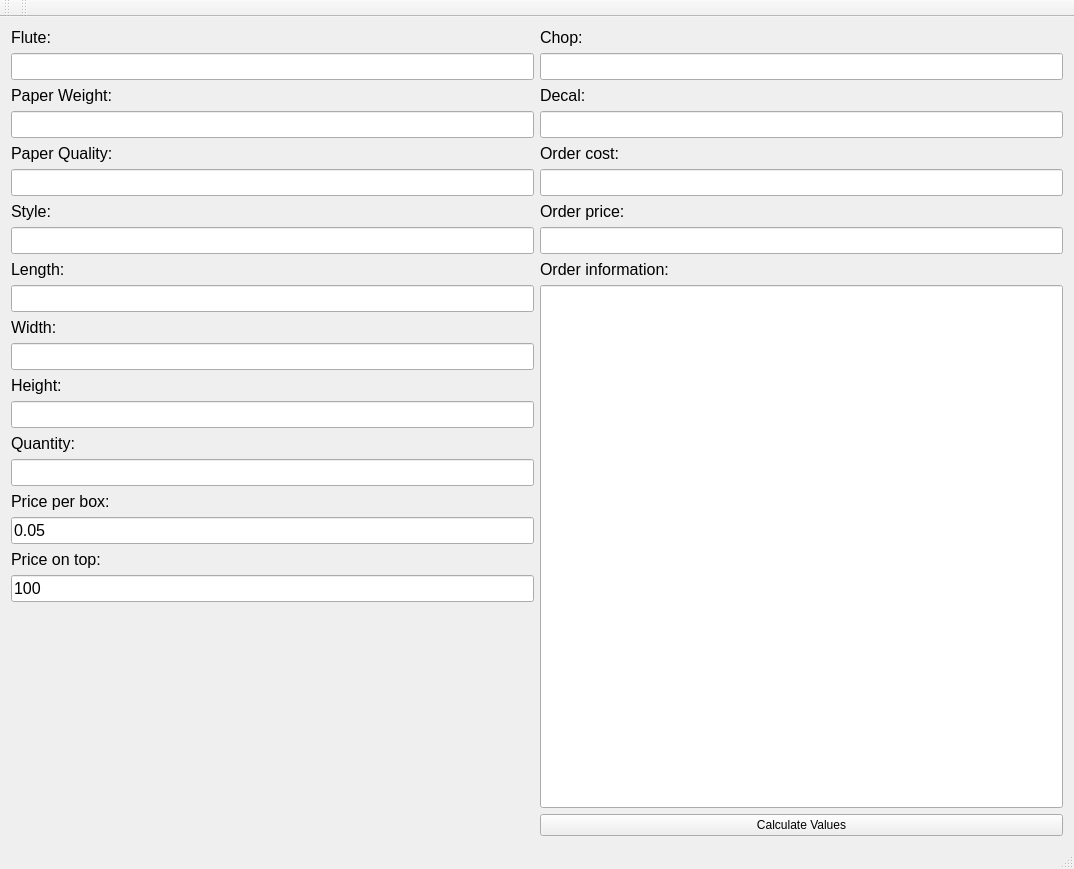
First picture: the form in QTFiles/FormFiles/BPViewer.ui, repository tommygod3/BoxPricer, before the edit.
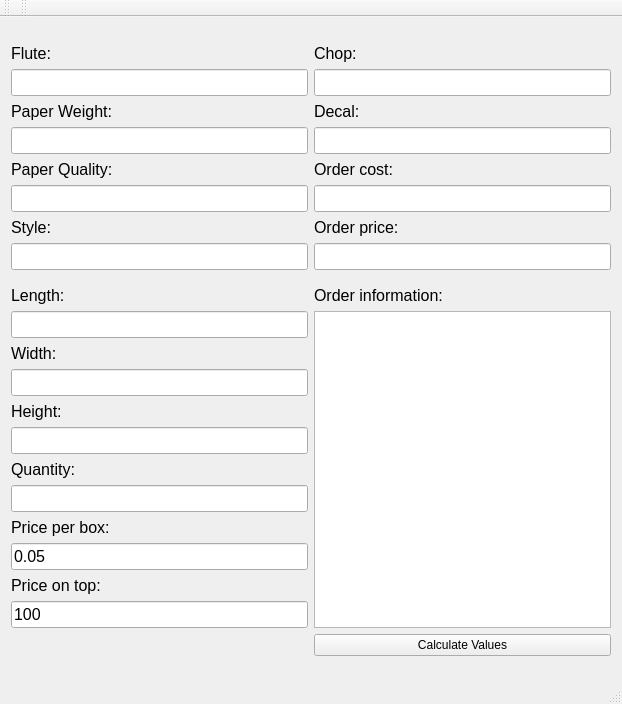
Second picture: the form after the edit.

```diff
--- a/QTFiles/FormFiles/BPViewer.ui
+++ b/QTFiles/FormFiles/BPViewer.ui
@@ -6,8 +6,8 @@
    <rect>
     <x>0</x>
     <y>0</y>
-    <width>1074</width>
-    <height>869</height>
+    <width>622</width>
+    <height>704</height>
    </rect>
   </property>
   <property name="windowTitle">
@@ -15,9 +15,15 @@
   </property>
   <widget class="QWidget" name="centralWidget">
    <layout class="QVBoxLayout" name="verticalLayout">
+    <property name="spacing">
+     <number>0</number>
+    </property>
     <property name="sizeConstraint">
      <enum>QLayout::SetDefaultConstraint</enum>
     </property>
+    <property name="bottomMargin">
+     <number>9</number>
+    </property>
     <item>
      <layout class="QGridLayout" name="gridLayout">
       <property name="sizeConstraint">
@@ -314,28 +320,13 @@
      </layout>
     </item>
     <item>
-     <layout class="QGridLayout" name="gridLayout_2" rowstretch="0,0,0,0,0,0,0,0,0,0,0,0,0,0,0,0,0,0,0,0">
+     <layout class="QGridLayout" name="gridLayout_2" rowstretch="0,0,0,0,0,0,0,0,0,0,0,0,0">
       <property name="sizeConstraint">
        <enum>QLayout::SetMinimumSize</enum>
       </property>
       <property name="verticalSpacing">
        <number>6</number>
       </property>
-      <item row="1" column="0">
-       <widget class="QLineEdit" name="lineEditLength">
-        <property name="sizePolicy">
-         <sizepolicy hsizetype="Minimum" vsizetype="Fixed">
-          <horstretch>0</horstretch>
-          <verstretch>0</verstretch>
-         </sizepolicy>
-        </property>
-        <property name="font">
-         <font>
-          <pointsize>12</pointsize>
-         </font>
-        </property>
-       </widget>
-      </item>
       <item row="2" column="0">
        <widget class="QLabel" name="labelWidth">
         <property name="sizePolicy">
@@ -354,6 +345,108 @@
         </property>
        </widget>
       </item>
+      <item row="8" column="0">
+       <widget class="QLabel" name="labelPPB">
+        <property name="sizePolicy">
+         <sizepolicy hsizetype="Minimum" vsizetype="Fixed">
+          <horstretch>0</horstretch>
+          <verstretch>0</verstretch>
+         </sizepolicy>
+        </property>
+        <property name="font">
+         <font>
+          <pointsize>12</pointsize>
+         </font>
+        </property>
+        <property name="text">
+         <string>Price per box:</string>
+        </property>
+       </widget>
+      </item>
+      <item row="9" column="0">
+       <widget class="QLineEdit" name="lineEditPPB">
+        <property name="sizePolicy">
+         <sizepolicy hsizetype="Minimum" vsizetype="Fixed">
+          <horstretch>0</horstretch>
+          <verstretch>0</verstretch>
+         </sizepolicy>
+        </property>
+        <property name="font">
+         <font>
+          <pointsize>12</pointsize>
+         </font>
+        </property>
+        <property name="text">
+         <string>0.05</string>
+        </property>
+       </widget>
+      </item>
+      <item row="11" column="0">
+       <widget class="QLineEdit" name="lineEditPOT">
+        <property name="sizePolicy">
+         <sizepolicy hsizetype="Minimum" vsizetype="Fixed">
+          <horstretch>0</horstretch>
+          <verstretch>0</verstretch>
+         </sizepolicy>
+        </property>
+        <property name="font">
+         <font>
+          <pointsize>12</pointsize>
+         </font>
+        </property>
+        <property name="text">
+         <string>100</string>
+        </property>
+       </widget>
+      </item>
+      <item row="1" column="0">
+       <widget class="QLineEdit" name="lineEditLength">
+        <property name="sizePolicy">
+         <sizepolicy hsizetype="Minimum" vsizetype="Fixed">
+          <horstretch>0</horstretch>
+          <verstretch>0</verstretch>
+         </sizepolicy>
+        </property>
+        <property name="font">
+         <font>
+          <pointsize>12</pointsize>
+         </font>
+        </property>
+       </widget>
+      </item>
+      <item row="6" column="0">
+       <widget class="QLabel" name="labelQuantity">
+        <property name="sizePolicy">
+         <sizepolicy hsizetype="Minimum" vsizetype="Fixed">
+          <horstretch>0</horstretch>
+          <verstretch>0</verstretch>
+         </sizepolicy>
+        </property>
+        <property name="font">
+         <font>
+          <pointsize>12</pointsize>
+         </font>
+        </property>
+        <property name="text">
+         <string>Quantity:</string>
+        </property>
+       </widget>
+      </item>
+      <item row="3" column="0">
+       <widget class="QLineEdit" name="lineEditWidth">
+        <property name="sizePolicy">
+         <sizepolicy hsizetype="Minimum" vsizetype="Fixed">
+          <horstretch>0</horstretch>
+          <verstretch>0</verstretch>
+         </sizepolicy>
+        </property>
+        <property name="font">
+         <font>
+          <pointsize>12</pointsize>
+         </font>
+        </property>
+       </widget>
+      </item>
       <item row="4" column="0">
        <widget class="QLabel" name="labelHeight">
         <property name="sizePolicy">
@@ -372,21 +465,6 @@
         </property>
        </widget>
       </item>
-      <item row="5" column="0">
-       <widget class="QLineEdit" name="lineEditHeight">
-        <property name="sizePolicy">
-         <sizepolicy hsizetype="Minimum" vsizetype="Fixed">
-          <horstretch>0</horstretch>
-          <verstretch>0</verstretch>
-         </sizepolicy>
-        </property>
-        <property name="font">
-         <font>
-          <pointsize>12</pointsize>
-         </font>
-        </property>
-       </widget>
-      </item>
       <item row="7" column="0">
        <widget class="QLineEdit" name="lineEditQuantity">
         <property name="sizePolicy">
@@ -402,6 +480,21 @@
         </property>
        </widget>
       </item>
+      <item row="5" column="0">
+       <widget class="QLineEdit" name="lineEditHeight">
+        <property name="sizePolicy">
+         <sizepolicy hsizetype="Minimum" vsizetype="Fixed">
+          <horstretch>0</horstretch>
+          <verstretch>0</verstretch>
+         </sizepolicy>
+        </property>
+        <property name="font">
+         <font>
+          <pointsize>12</pointsize>
+         </font>
+        </property>
+       </widget>
+      </item>
       <item row="0" column="1">
        <widget class="QLabel" name="labelInfo">
         <property name="sizePolicy">
@@ -420,97 +513,7 @@
         </property>
        </widget>
       </item>
-      <item row="1" column="1" rowspan="18">
-       <widget class="QLineEdit" name="lineReadInfo">
-        <property name="sizePolicy">
-         <sizepolicy hsizetype="Minimum" vsizetype="Preferred">
-          <horstretch>0</horstretch>
-          <verstretch>0</verstretch>
-         </sizepolicy>
-        </property>
-        <property name="font">
-         <font>
-          <pointsize>12</pointsize>
-         </font>
-        </property>
-        <property name="text">
-         <string/>
-        </property>
-        <property name="readOnly">
-         <bool>true</bool>
-        </property>
-       </widget>
-      </item>
-      <item row="6" column="0">
-       <widget class="QLabel" name="labelQuantity">
-        <property name="sizePolicy">
-         <sizepolicy hsizetype="Minimum" vsizetype="Fixed">
-          <horstretch>0</horstretch>
-          <verstretch>0</verstretch>
-         </sizepolicy>
-        </property>
-        <property name="font">
-         <font>
-          <pointsize>12</pointsize>
-         </font>
-        </property>
-        <property name="text">
-         <string>Quantity:</string>
-        </property>
-       </widget>
-      </item>
-      <item row="3" column="0">
-       <widget class="QLineEdit" name="lineEditWidth">
-        <property name="sizePolicy">
-         <sizepolicy hsizetype="Minimum" vsizetype="Fixed">
-          <horstretch>0</horstretch>
-          <verstretch>0</verstretch>
-         </sizepolicy>
-        </property>
-        <property name="font">
-         <font>
-          <pointsize>12</pointsize>
-         </font>
-        </property>
-       </widget>
-      </item>
-      <item row="0" column="0">
-       <widget class="QLabel" name="labelLength">
-        <property name="sizePolicy">
-         <sizepolicy hsizetype="Minimum" vsizetype="Fixed">
-          <horstretch>0</horstretch>
-          <verstretch>0</verstretch>
-         </sizepolicy>
-        </property>
-        <property name="font">
-         <font>
-          <pointsize>12</pointsize>
-         </font>
-        </property>
-        <property name="text">
-         <string>Length:</string>
-        </property>
-       </widget>
-      </item>
-      <item row="11" column="0">
-       <widget class="QLineEdit" name="lineEditPOT">
-        <property name="sizePolicy">
-         <sizepolicy hsizetype="Minimum" vsizetype="Fixed">
-          <horstretch>0</horstretch>
-          <verstretch>0</verstretch>
-         </sizepolicy>
-        </property>
-        <property name="font">
-         <font>
-          <pointsize>12</pointsize>
-         </font>
-        </property>
-        <property name="text">
-         <string>100</string>
-        </property>
-       </widget>
-      </item>
-      <item row="19" column="1">
+      <item row="12" column="1">
        <widget class="QPushButton" name="pushButton">
         <property name="sizePolicy">
          <sizepolicy hsizetype="Minimum" vsizetype="Fixed">
@@ -541,8 +544,8 @@
         </property>
        </widget>
       </item>
-      <item row="8" column="0">
-       <widget class="QLabel" name="labelPPB">
+      <item row="0" column="0">
+       <widget class="QLabel" name="labelLength">
         <property name="sizePolicy">
          <sizepolicy hsizetype="Minimum" vsizetype="Fixed">
           <horstretch>0</horstretch>
@@ -555,14 +558,14 @@
          </font>
         </property>
         <property name="text">
-         <string>Price per box:</string>
+         <string>Length:</string>
         </property>
        </widget>
       </item>
-      <item row="9" column="0">
-       <widget class="QLineEdit" name="lineEditPPB">
+      <item row="1" column="1" rowspan="11">
+       <widget class="QTextBrowser" name="textInfo">
         <property name="sizePolicy">
-         <sizepolicy hsizetype="Minimum" vsizetype="Fixed">
+         <sizepolicy hsizetype="Minimum" vsizetype="Expanding">
           <horstretch>0</horstretch>
           <verstretch>0</verstretch>
          </sizepolicy>
@@ -572,9 +575,6 @@
           <pointsize>12</pointsize>
          </font>
         </property>
-        <property name="text">
-         <string>0.05</string>
-        </property>
        </widget>
       </item>
      </layout>
```
Left out of the diff: 284 changed lines with no effect on the pictures.
